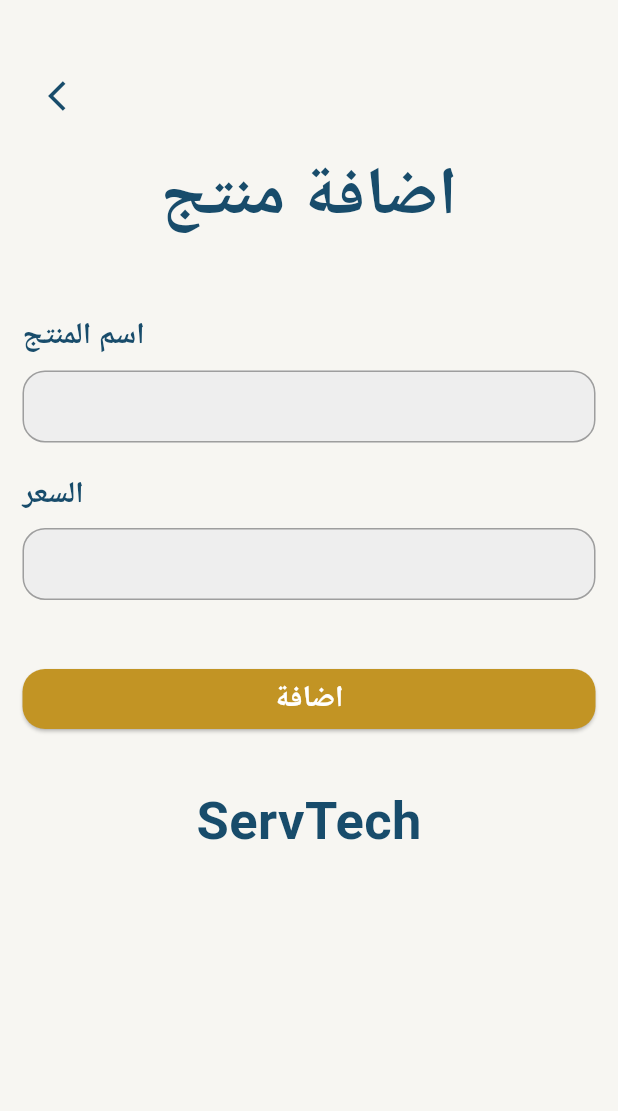
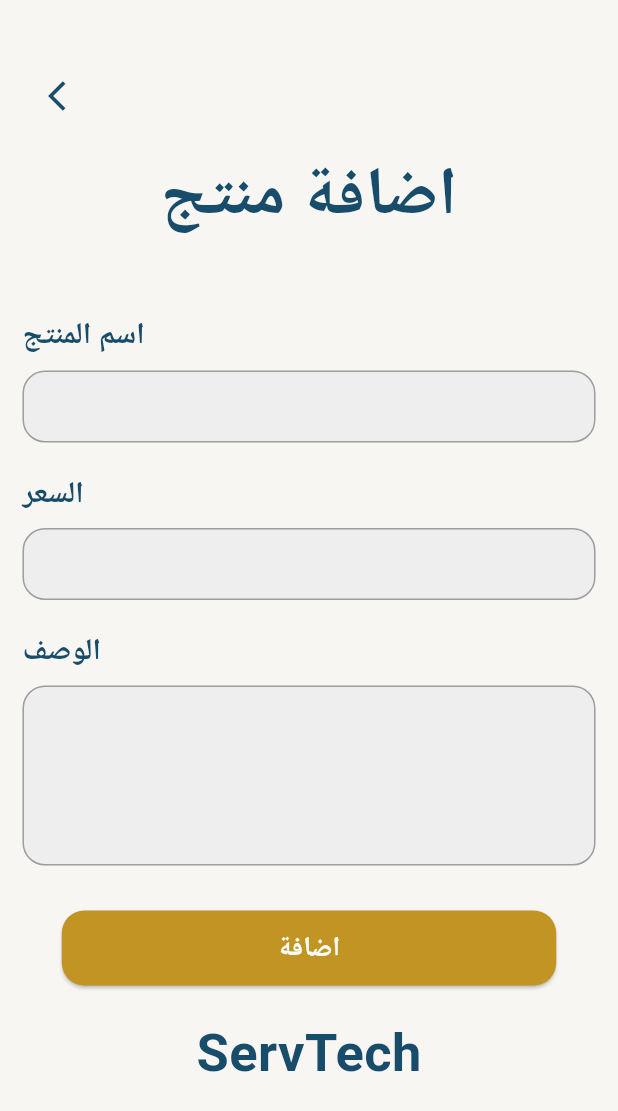
Before and after one commit to samahelmy/project1, a Flutter app: the SellPro screen opened directly, on a phone screen of 412 x 824 dp. Shown: the top 1111 px of the screen. Run offline on Flutter 3.47's test engine with Material 3 defaults, Android fonts, the phone set to English and light mode, and no system bars.

Commit message:
sellpro22

```diff
--- a/project1/project1/lib/sellpro.dart
+++ b/project1/project1/lib/sellpro.dart
@@ -60,10 +60,42 @@ class SellPro extends StatelessWidget {
                 ),
                 const SizedBox(height: 8),
                 buildFormField('السعر'),
+                const SizedBox(height: 20),
+                const Text(
+                  'الوصف',
+                  style: TextStyle(
+                    fontSize: 20,
+                    fontWeight: FontWeight.bold,
+                    color: Color(0xff184c6b),
+                  ),
+                ),
+                const SizedBox(height: 8),
+                TextFormField(
+                  maxLines: 4, // Makes the field taller
+                  decoration: InputDecoration(
+                    filled: true,
+                    fillColor: Colors.grey[200],
+                    border: OutlineInputBorder(
+                      borderRadius: BorderRadius.circular(15),
+                      borderSide: const BorderSide(color: Colors.grey, width: 1),
+                    ),
+                    enabledBorder: OutlineInputBorder(
+                      borderRadius: BorderRadius.circular(15),
+                      borderSide: const BorderSide(color: Colors.grey, width: 1),
+                    ),
+                    focusedBorder: OutlineInputBorder(
+                      borderRadius: BorderRadius.circular(15),
+                      borderSide: const BorderSide(color: Colors.grey, width: 1),
+                    ),
+                    contentPadding:
+                        const EdgeInsets.symmetric(horizontal: 15, vertical: 12),
+                  ),
+                ),
                 const SizedBox(height: 30),
-                Container(
-                  width: double.infinity,
-                  padding: const EdgeInsets.symmetric(vertical: 12),
+                Center(
+                  child: SizedBox(
+                    width: MediaQuery.of(context).size.width * 0.8,
+                    height: 50,
                     child: ElevatedButton(
                       onPressed: () {
                         // Add your click handling here
@@ -77,9 +109,10 @@ class SellPro extends StatelessWidget {
                       child: const Text(
                         'اضافة',
                         style: TextStyle(
-                        fontSize: 20,
+                          fontSize: 18,
                           fontWeight: FontWeight.bold,
                           color: Colors.white,
+                        ),
                       ),
                     ),
                   ),
```
Lines whose indentation alone changed are shown as unchanged.
